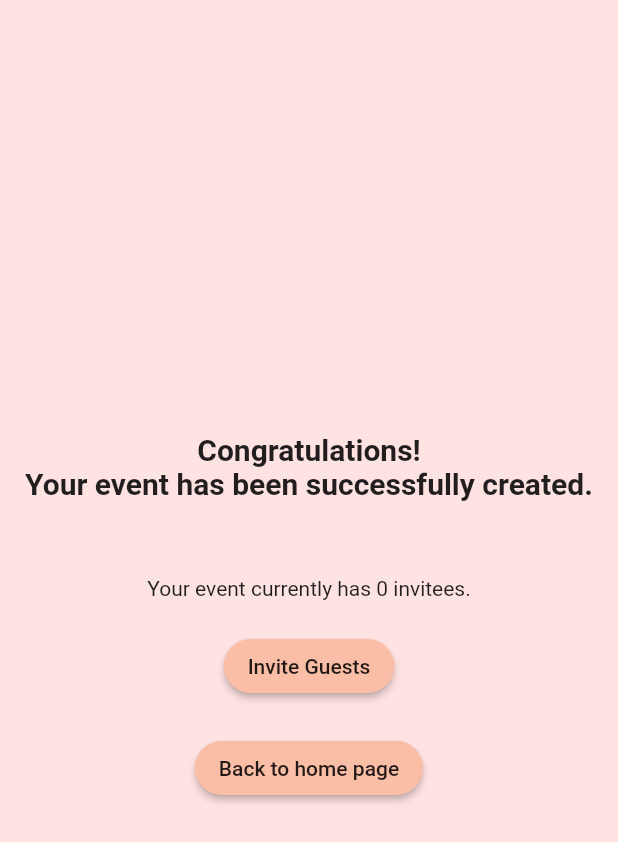
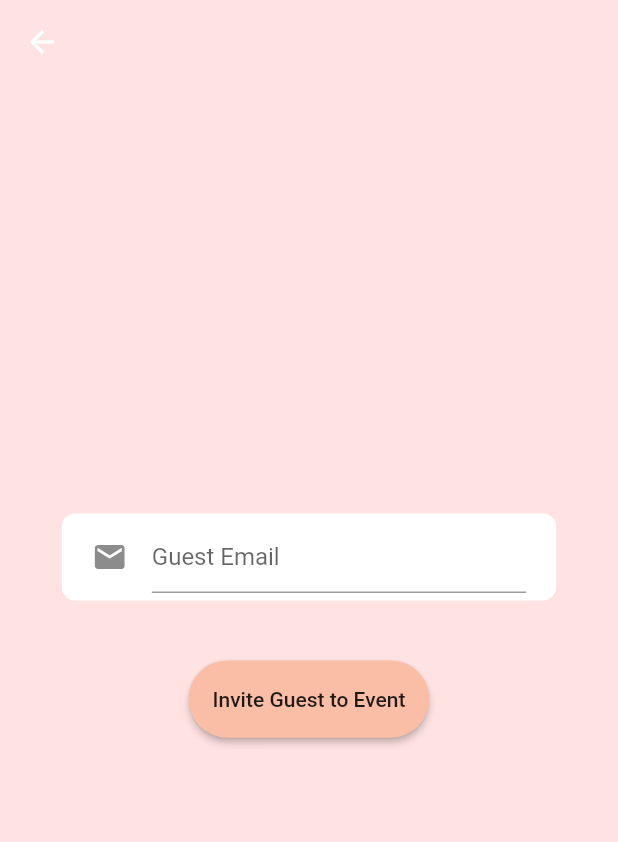
Before and after one commit to shah444/managr, a Flutter app: the EventCreationSuccess screen opened directly, after a tap on "Invite Guests", on a phone screen of 412 x 824 dp. Shown: the top 842 px of the screen. Run offline on Flutter 3.47's test engine with Material 2 defaults, Android fonts, the phone set to English and light mode, and no system bars; our stand-ins replace firebase_auth, firebase_core, firebase_storage, fluttertoast, shared_preferences; accounts and stored records are empty.

Commit message:
frontend for invite users to event

```diff
--- a/managr_frontend/lib/pages/eventCreationSuccess.dart
+++ b/managr_frontend/lib/pages/eventCreationSuccess.dart
@@ -1,6 +1,11 @@
+import 'dart:convert';
+
 import 'package:flutter/material.dart';
 import 'package:managr_frontend/colors.dart';
 import 'package:managr_frontend/pages/homepage.dart';
+import 'package:managr_frontend/pages/inviteUsers.dart';
+
+import 'package:http/http.dart' as http;
 
 class EventCreationSuccess extends StatefulWidget {
   @override
@@ -8,6 +13,26 @@ class EventCreationSuccess extends StatefulWidget {
 }
 
 class _EventCreationSuccessState extends State<EventCreationSuccess> {
+  /*
+  TextEditingController emailController = new TextEditingController();
+
+  Future<void> inviteUsers() async {
+    var email = emailController.text;
+
+    var url = "http://managr-server.herokuapp.com/invitelist";
+    var accDetails = JsonEncoder().convert({"email": emailController.text});
+    http.Response resp = await http.post(url,
+        headers: {
+          'Content-Type': 'application/json',
+        },
+        body: accDetails);
+
+    if (resp.statusCode == 200) {
+      print("User information added into the database successfully");
+    }
+  }
+  */
+
   @override
   Widget build(BuildContext context) {
     var screenWidth = MediaQuery.of(context).size.width;
@@ -30,8 +55,14 @@ class _EventCreationSuccessState extends State<EventCreationSuccess> {
             mainAxisAlignment: MainAxisAlignment.center,
             crossAxisAlignment: CrossAxisAlignment.center,
             children: [
-              Text("Congratulations!", style: TextStyle(fontSize: 20, fontWeight: FontWeight.bold),),
-              Text("Your event has been successfully created.", style: TextStyle(fontSize: 20, fontWeight: FontWeight.bold),),
+              Text(
+                "Congratulations!",
+                style: TextStyle(fontSize: 20, fontWeight: FontWeight.bold),
+              ),
+              Text(
+                "Your event has been successfully created.",
+                style: TextStyle(fontSize: 20, fontWeight: FontWeight.bold),
+              ),
               Container(
                 margin: EdgeInsets.only(top: 50),
                 child: Text("Your event currently has 0 invitees."),
@@ -40,13 +71,18 @@ class _EventCreationSuccessState extends State<EventCreationSuccess> {
                 padding: EdgeInsets.only(top: 20),
                 child: ButtonTheme(
                   buttonColor: buttonColor,
-                  shape: RoundedRectangleBorder(borderRadius: BorderRadius.circular(30)),
+                  shape: RoundedRectangleBorder(
+                      borderRadius: BorderRadius.circular(30)),
                   minWidth: screenWidth / 5,
                   child: RaisedButton(
                     elevation: 2,
                     clipBehavior: Clip.antiAlias,
                     child: Text("Invite Guests"),
                     onPressed: () async {
+                      Navigator.push(
+                          context,
+                          MaterialPageRoute(
+                              builder: (context) => InviteUsers()));
                     },
                   ),
                 ),
@@ -55,14 +91,16 @@ class _EventCreationSuccessState extends State<EventCreationSuccess> {
                 padding: EdgeInsets.only(top: 20),
                 child: ButtonTheme(
                   buttonColor: buttonColor,
-                  shape: RoundedRectangleBorder(borderRadius: BorderRadius.circular(30)),
+                  shape: RoundedRectangleBorder(
+                      borderRadius: BorderRadius.circular(30)),
                   minWidth: screenWidth / 5,
                   child: RaisedButton(
                     elevation: 2,
                     clipBehavior: Clip.antiAlias,
                     child: Text("Back to home page"),
                     onPressed: () async {
-                      Navigator.push(context, MaterialPageRoute(builder: (context) => HomePage()));
+                      Navigator.push(context,
+                          MaterialPageRoute(builder: (context) => HomePage()));
                     },
                   ),
                 ),
--- /dev/null
+++ b/managr_frontend/lib/pages/inviteUsers.dart
@@ -0,0 +1,88 @@
+import 'dart:convert';
+
+import 'package:flutter/material.dart';
+
+import '../colors.dart';
+import 'package:http/http.dart' as http;
+import 'package:firebase_core/firebase_core.dart';
+import 'package:firebase_auth/firebase_auth.dart';
+
+class InviteUsers extends StatefulWidget {
+  @override
+  _InviteUsersState createState() => _InviteUsersState();
+}
+
+class _InviteUsersState extends State<InviteUsers> {
+  TextEditingController emailController = new TextEditingController();
+
+  Future<void> inviteUsers() async {
+    var email = emailController.text;
+
+    var url = "http://managr-server.herokuapp.com/invitelist";
+    var accDetails = JsonEncoder().convert({"email": emailController.text});
+    http.Response resp = await http.post(url,
+        headers: {
+          'Content-Type': 'application/json',
+        },
+        body: accDetails);
+
+    if (resp.statusCode == 200) {
+      print("User information added into the database successfully");
+    }
+  }
+
+  @override
+  Widget build(BuildContext context) {
+    var screenWidth = MediaQuery.of(context).size.width;
+    var screenHeight = MediaQuery.of(context).size.height;
+
+    return Scaffold(
+      extendBodyBehindAppBar: true,
+      backgroundColor: bottomGrad,
+      appBar: new AppBar(
+        elevation: 0,
+        backgroundColor: Colors.transparent,
+      ),
+      body: Container(
+        child: Center(
+          child: Column(
+            mainAxisAlignment: MainAxisAlignment.center,
+            children: [
+              Container(
+                margin: EdgeInsets.symmetric(vertical: 10),
+                padding: EdgeInsets.symmetric(horizontal: 20, vertical: 5),
+                width: screenWidth * 0.8,
+                decoration: BoxDecoration(
+                  color: Colors.white,
+                  borderRadius: BorderRadius.circular(9),
+                ),
+                child: TextField(
+                  controller: emailController,
+                  decoration: InputDecoration(
+                      icon: Icon(Icons.email), hintText: "Guest Email"),
+                ),
+              ),
+              Container(
+                padding: EdgeInsets.only(top: 30),
+                child: ButtonTheme(
+                  minWidth: screenWidth / 3,
+                  height: screenHeight / 16,
+                  shape: RoundedRectangleBorder(
+                      borderRadius: BorderRadius.circular(30)),
+                  buttonColor: buttonColor,
+                  child: RaisedButton(
+                    child: Text("Invite Guest to Event"),
+                    onPressed: () async {
+                      await inviteUsers();
+                      Navigator.pop(context);
+                    },
+                  ),
+                ),
+              )
+            ],
+          ),
+        ),
+      ),
+    );
+  }
+}
```
